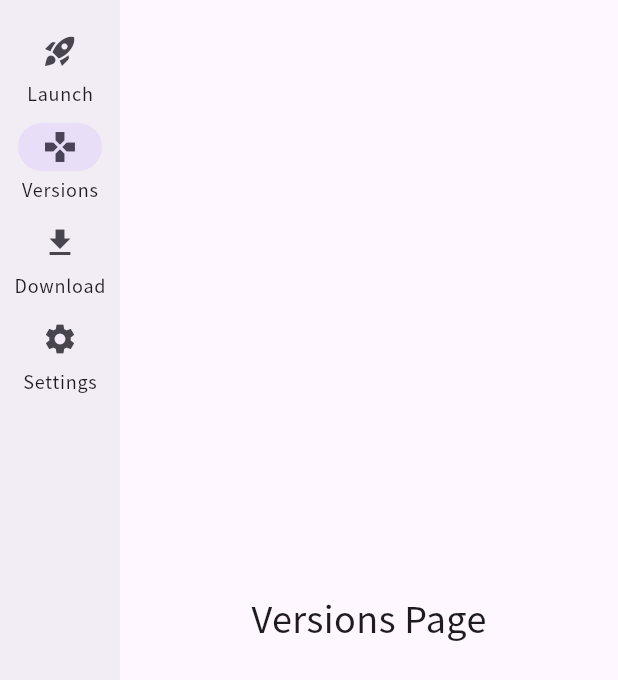
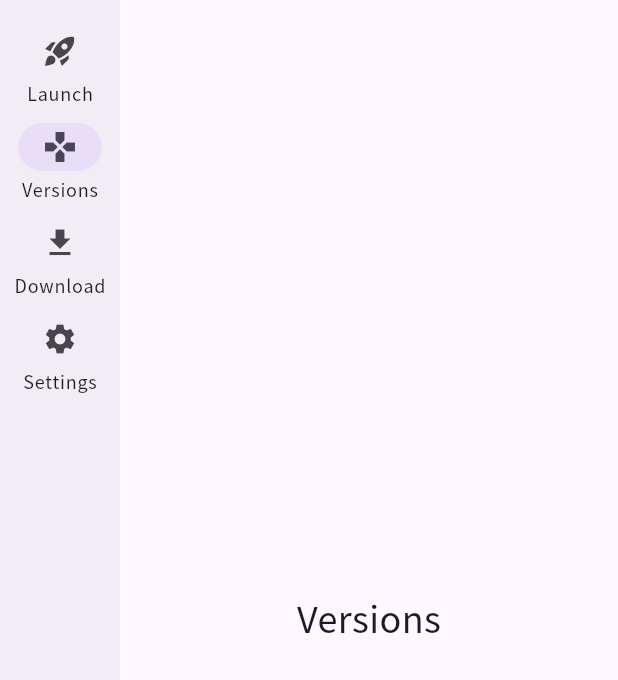
Before and after one commit to liuedg1/FlutterMinecraftLauncher, a Flutter app: the screen it shows after launch, after a tap on "Versions", on a phone screen of 412 x 824 dp. Shown: the top 680 px of the screen. Run offline on Flutter 3.47's test engine with Material 3 defaults, Android fonts, the phone set to English and light mode, and no system bars; our stand-ins replace dio, flutter_i18n, get_it, package_info_plus; missing offline and left inert: window_manager; network calls fail.

Commit message:
feat(i18n): add i18n

```diff
--- a/lib/main.dart
+++ b/lib/main.dart
@@ -1,4 +1,7 @@
+import 'package:flutter/foundation.dart';
 import 'package:flutter/material.dart';
+import 'package:flutter_i18n/flutter_i18n.dart';
+import 'package:flutter_localizations/flutter_localizations.dart';
 import 'package:flutter_minecraft_launcher/constants.dart';
 import 'package:flutter_minecraft_launcher/models/setting_key.dart';
 import 'package:flutter_minecraft_launcher/notifiers/settings_notifier.dart';
@@ -21,7 +24,7 @@ void main() async {
     size: Size(1100, 700),
     minimumSize: Size(800, 600),
 
-    //e.g. Flutter Minecraft Launcher 1.0.0+1
+    ///e.g. Flutter Minecraft Launcher 1.0.0+1
     title: '$kAppName ${info.version}+${info.buildNumber}',
     titleBarStyle: TitleBarStyle.normal,
     center: true,
@@ -47,16 +50,58 @@ class FMCLBaseApp extends StatelessWidget {
 
   @override
   Widget build(BuildContext context) {
-    final settingsNotifier = context.watch<SettingsNotifier>();
+    final List<Locale> supportedLocales = kSupportLanguage
+        .map((code) => _parseLocale(code))
+        .toList();
 
-    return MaterialApp(
-      title: kAppName,
+    return Consumer<SettingsNotifier>(
+      builder: (context, settingsNotifier, child) {
+        final languageCode = settingsNotifier.getString(SettingKey.language);
+        final locale = _parseLocale(languageCode);
 
-      theme: Global.lightTheme,
-      darkTheme: Global.darkTheme,
-      themeMode: settingsNotifier.getCustom<ThemeMode>(SettingKey.themeMode),
+        return MaterialApp(
+          title: kAppName,
 
-      home: HomePage(),
+          theme: Global.lightTheme,
+          darkTheme: Global.darkTheme,
+          themeMode: settingsNotifier.getCustom<ThemeMode>(
+            SettingKey.themeMode,
+          ),
+
+          home: HomePage(),
+
+          ///I18n
+          locale: locale,
+          localizationsDelegates: [
+            FlutterI18nDelegate(
+              translationLoader: FileTranslationLoader(
+                useCountryCode: true,
+                fallbackFile: 'en_US.json',
+              ),
+              missingTranslationHandler: (key, locale) {
+                if (kDebugMode) {
+                  print(
+                    "--- Missing Key: $key, languageCode: ${locale?.languageCode}",
+                  );
+                }
+              },
+            ),
+            GlobalMaterialLocalizations.delegate,
+            GlobalWidgetsLocalizations.delegate,
+            GlobalCupertinoLocalizations.delegate,
+          ],
+
+          ///Support RTL
+          builder: FlutterI18n.rootAppBuilder(),
+
+          supportedLocales: supportedLocales,
+        );
+      },
     );
   }
+
+  Locale _parseLocale(String languageCode) {
+    final parts = languageCode.split('_');
+    return Locale(parts[0], parts.length > 1 ? parts[1] : null);
+  }
 }
--- a/lib/models/setting_item.dart
+++ b/lib/models/setting_item.dart
@@ -12,6 +12,8 @@ enum SettingCategory { launcher, game }
 /// For settings of type [SettingType.dropdown], a list of [options] must be provided.
 ///
 /// [optionLabelBuilder] An optional function to generate display labels for options; defaults to `option.toString()`.
+///
+/// [onUpdate] An optional function, call when value update
 class SettingItem<T> {
   final SettingKey key;
   final String name;
@@ -21,6 +23,7 @@ class SettingItem<T> {
   final IconData? icon;
   final List<T>? options;
   final String Function(dynamic)? optionLabelBuilder;
+  final Function(T newValue)? onUpdate;
 
   const SettingItem({
     required this.key,
@@ -31,6 +34,7 @@ class SettingItem<T> {
     this.icon,
     this.options,
     this.optionLabelBuilder,
+    this.onUpdate,
   }) : assert(
          type != SettingType.dropdown || options != null,
          'options must be provided when type is SettingType.dropdown',
--- a/lib/notifiers/settings_notifier.dart
+++ b/lib/notifiers/settings_notifier.dart
@@ -9,29 +9,29 @@ import '../models/setting_key.dart';
 class SettingsNotifier extends ChangeNotifier {
   ///Default value of setting keys
   final List<SettingItem> _settings = [
-    const SettingItem<String>(
+    SettingItem<String>(
       key: SettingKey.language,
-      name: 'Language',
+      name: 'settings.launcher.language.title',
       type: SettingType.dropdown,
       category: SettingCategory.launcher,
       options: kSupportLanguage,
       defaultValue: 'en_US',
+      optionLabelBuilder: (option) {
+        return 'settings.launcher.language.$option';
+      },
     ),
 
     SettingItem<ThemeMode>(
       key: SettingKey.themeMode,
-      name: 'Theme Mode',
+      name: 'settings.launcher.themeMode.title',
       type: SettingType.dropdown,
       category: SettingCategory.launcher,
       options: const [ThemeMode.system, ThemeMode.dark, ThemeMode.light],
       defaultValue: ThemeMode.system,
 
-      ///Uppercase first letter
       optionLabelBuilder: (option) {
-        final optionThemeMode = option as ThemeMode;
-        final String name = optionThemeMode.name;
-        if (name.isEmpty) return '';
-        return name[0].toUpperCase() + name.substring(1);
+        ThemeMode themeMode = option as ThemeMode;
+        return 'settings.launcher.themeMode.${themeMode.name}';
       },
     ),
   ];
@@ -70,12 +70,20 @@ class SettingsNotifier extends ChangeNotifier {
   double getDouble(SettingKey key) => getCustom<double>(key) ?? 0.0;
 
   void updateSetting<T>(SettingKey key, T newValue) {
-    //Return if same value
+    ///Return if same value
     if (_values[key] == newValue) {
       return;
     }
 
     _values[key] = newValue;
+
+    ///Call onUpdate
+    final settingItem = _settings.firstWhere((item) => item.key == key);
+
+    if (settingItem.onUpdate != null) {
+      settingItem.onUpdate!(newValue);
+    }
+
     notifyListeners();
   }
 }
--- a/lib/pages/download/download_page.dart
+++ b/lib/pages/download/download_page.dart
@@ -1,4 +1,5 @@
 import 'package:flutter/material.dart';
+import 'package:flutter_i18n/flutter_i18n.dart';
 import 'package:flutter_minecraft_launcher/constants.dart';
 import 'package:flutter_minecraft_launcher/pages/download/download_page_minecraft.dart';
 import 'package:flutter_minecraft_launcher/pages/download/download_page_mod.dart';
@@ -16,32 +17,32 @@ class DownloadPage extends StatefulWidget {
 class _DownloadPageState extends State<DownloadPage> {
   int _selectedIndex = 0;
 
-  final List<NavigationDrawerItem> _downloadPageSubItems = [
-    const NavigationDrawerItem(
-      page: DownloadPageMinecraft(),
+  @override
+  Widget build(BuildContext context) {
+    final List<NavigationDrawerItem> downloadPageSubItems = [
+      NavigationDrawerItem(
+        page: const DownloadPageMinecraft(),
         destination: NavigationDrawerDestination(
-        icon: Icon(Icons.code),
-        label: Text('Minecraft'),
+          icon: const Icon(Icons.code),
+          label: Text(FlutterI18n.translate(context, 'download.title')),
         ),
       ),
-    const NavigationDrawerItem(
-      page: DownloadPageMod(),
+      NavigationDrawerItem(
+        page: const DownloadPageMod(),
         destination: NavigationDrawerDestination(
-        icon: Icon(Icons.extension),
-        label: Text('Mods'),
+          icon: const Icon(Icons.extension),
+          label: Text(FlutterI18n.translate(context, 'download.mods')),
         ),
       ),
-    const NavigationDrawerItem(
-      page: DownloadPageModpack(),
+      NavigationDrawerItem(
+        page: const DownloadPageModpack(),
         destination: NavigationDrawerDestination(
-        icon: Icon(Icons.backpack),
-        label: Text('Modpacks'),
+          icon: const Icon(Icons.backpack),
+          label: Text(FlutterI18n.translate(context, 'download.modpacks')),
         ),
       ),
     ];
 
-  @override
-  Widget build(BuildContext context) {
     ThemeData theme = Theme.of(context);
     return Row(
       mainAxisAlignment: MainAxisAlignment.start,
@@ -72,11 +73,14 @@ class _DownloadPageState extends State<DownloadPage> {
                   kDefaultPadding,
                   kDefaultPadding,
                 ),
-                child: Text('Download', style: theme.textTheme.headlineMedium),
+                child: Text(
+                  FlutterI18n.translate(context, 'download.title'),
+                  style: theme.textTheme.headlineMedium,
+                ),
               ),
 
               //Destinations
-              for (var item in _downloadPageSubItems) item.destination,
+              for (var item in downloadPageSubItems) item.destination,
             ],
           ),
         ),
@@ -85,7 +89,7 @@ class _DownloadPageState extends State<DownloadPage> {
         Expanded(
           child: IndexedStack(
             index: _selectedIndex,
-            children: _downloadPageSubItems.map((item) => item.page).toList(),
+            children: downloadPageSubItems.map((item) => item.page).toList(),
           ),
         ),
       ],
--- a/lib/pages/download/download_page_mod.dart
+++ b/lib/pages/download/download_page_mod.dart
@@ -1,4 +1,5 @@
 import 'package:flutter/material.dart';
+import 'package:flutter_i18n/flutter_i18n.dart';
 
 class DownloadPageMod extends StatefulWidget {
   const DownloadPageMod({super.key});
@@ -11,6 +12,6 @@ class _DownloadPageModState extends State<DownloadPageMod> {
   @override
   Widget build(BuildContext context) {
     // TODO: implement build
-    return Text("Mod");
+    return Text(FlutterI18n.translate(context, 'download.mods'));
   }
 }
--- a/lib/pages/download/download_page_modpack.dart
+++ b/lib/pages/download/download_page_modpack.dart
@@ -1,4 +1,5 @@
 import 'package:flutter/material.dart';
+import 'package:flutter_i18n/flutter_i18n.dart';
 
 class DownloadPageModpack extends StatefulWidget {
   const DownloadPageModpack({super.key});
@@ -11,6 +12,6 @@ class _DownloadPageModpackState extends State<DownloadPageModpack> {
   @override
   Widget build(BuildContext context) {
     // TODO: implement build
-    return Text("Modpack");
+    return Text(FlutterI18n.translate(context, 'download.modpacks'));
   }
 }
--- a/lib/pages/launch_page.dart
+++ b/lib/pages/launch_page.dart
@@ -1,4 +1,5 @@
 import 'package:flutter/material.dart';
+import 'package:flutter_i18n/flutter_i18n.dart';
 
 import '../constants.dart';
 
@@ -16,7 +17,7 @@ class _LaunchPageState extends State<LaunchPage> {
     return Scaffold(
       floatingActionButton: FloatingActionButton.extended(
         onPressed: _launchCurrentMinecraft,
-        label: const Text('Launch'),
+        label: Text(FlutterI18n.translate(context, 'launch.title')),
         icon: const Icon(Icons.rocket_launch),
       ),
 
--- a/lib/pages/main_page.dart
+++ b/lib/pages/main_page.dart
@@ -1,4 +1,5 @@
 import 'package:flutter/material.dart';
+import 'package:flutter_i18n/flutter_i18n.dart';
 import 'package:flutter_minecraft_launcher/constants.dart';
 
 import '../models/navigation_item.dart';
@@ -17,43 +18,41 @@ class HomePage extends StatefulWidget {
 class _HomePageState extends State<HomePage> {
   int _selectedIndex = 0;
 
+  @override
+  Widget build(BuildContext context) {
     //List of NavigationRailItems
-  final List<NavigationRailItem> _navigationRailItems = [
-    const NavigationRailItem(
-      page: LaunchPage(),
+    final List<NavigationRailItem> navigationRailItems = [
+      NavigationRailItem(
+        page: const LaunchPage(),
         destination: NavigationRailDestination(
-        icon: Icon(Icons.rocket_launch),
-        label: Text('Launch'),
+          icon: const Icon(Icons.rocket_launch),
+          label: Text(FlutterI18n.translate(context, "launch.title")),
         ),
       ),
 
-    const NavigationRailItem(
-      page: VersionsPage(),
+      NavigationRailItem(
+        page: const VersionsPage(),
         destination: NavigationRailDestination(
-        icon: Icon(Icons.gamepad),
-        label: Text('Versions'),
+          icon: const Icon(Icons.gamepad),
+          label: Text(FlutterI18n.translate(context, "versions.title")),
         ),
       ),
-    const NavigationRailItem(
-      page: DownloadPage(),
+      NavigationRailItem(
+        page: const DownloadPage(),
         destination: NavigationRailDestination(
-        selectedIcon: Icon(Icons.download),
-        icon: Icon(Icons.download),
-        label: Text('Download'),
+          icon: const Icon(Icons.download),
+          label: Text(FlutterI18n.translate(context, "download.title")),
         ),
       ),
-    const NavigationRailItem(
-      page: SettingsPage(),
+      NavigationRailItem(
+        page: const SettingsPage(),
         destination: NavigationRailDestination(
-        selectedIcon: Icon(Icons.settings),
-        icon: Icon(Icons.settings),
-        label: Text('Settings'),
+          icon: const Icon(Icons.settings),
+          label: Text(FlutterI18n.translate(context, "settings.title")),
         ),
       ),
     ];
 
-  @override
-  Widget build(BuildContext context) {
     return Scaffold(
       body: Row(
         children: [
@@ -62,7 +61,7 @@ class _HomePageState extends State<HomePage> {
             //Add padding on the top of destinations
             leading: const SizedBox(height: kDefaultPadding / 8),
 
-            destinations: _navigationRailItems
+            destinations: navigationRailItems
                 .map((item) => item.destination)
                 .toList(),
             selectedIndex: _selectedIndex,
@@ -79,7 +78,7 @@ class _HomePageState extends State<HomePage> {
           Expanded(
             child: IndexedStack(
               index: _selectedIndex,
-              children: _navigationRailItems.map((item) => item.page).toList(),
+              children: navigationRailItems.map((item) => item.page).toList(),
             ),
           ),
         ],
--- a/lib/pages/settings/settings_page.dart
+++ b/lib/pages/settings/settings_page.dart
@@ -1,4 +1,5 @@
 import 'package:flutter/material.dart';
+import 'package:flutter_i18n/flutter_i18n.dart';
 import 'package:flutter_minecraft_launcher/pages/settings/settings_page_about.dart';
 import 'package:flutter_minecraft_launcher/pages/settings/settings_page_game.dart';
 import 'package:flutter_minecraft_launcher/pages/settings/settings_page_launcher.dart';
@@ -16,32 +17,34 @@ class SettingsPage extends StatefulWidget {
 class _SettingsPageState extends State<SettingsPage> {
   int _selectedIndex = 0;
 
-  final List<NavigationDrawerItem> _settingsPageSubItems = [
-    const NavigationDrawerItem(
-      page: SettingsPageLauncher(),
+  @override
+  Widget build(BuildContext context) {
+    final List<NavigationDrawerItem> settingsPageSubItems = [
+      NavigationDrawerItem(
+        page: const SettingsPageLauncher(),
         destination: NavigationDrawerDestination(
-        icon: Icon(Icons.rocket_launch),
-        label: Text('Launcher'),
+          icon: const Icon(Icons.rocket_launch),
+          label: Text(
+            FlutterI18n.translate(context, 'settings.launcher.title'),
           ),
         ),
-    const NavigationDrawerItem(
-      page: SettingsPageGame(),
+      ),
+      NavigationDrawerItem(
+        page: const SettingsPageGame(),
         destination: NavigationDrawerDestination(
-        icon: Icon(Icons.gamepad),
-        label: Text('Game'),
+          icon: const Icon(Icons.gamepad),
+          label: Text(FlutterI18n.translate(context, 'settings.game')),
         ),
       ),
-    const NavigationDrawerItem(
-      page: SettingsPageAbout(),
+      NavigationDrawerItem(
+        page: const SettingsPageAbout(),
         destination: NavigationDrawerDestination(
-        icon: Icon(Icons.book),
-        label: Text('About'),
+          icon: const Icon(Icons.book),
+          label: Text(FlutterI18n.translate(context, 'settings.about')),
         ),
       ),
     ];
 
-  @override
-  Widget build(BuildContext context) {
     ThemeData theme = Theme.of(context);
     return Row(
       mainAxisAlignment: MainAxisAlignment.start,
@@ -75,7 +78,7 @@ class _SettingsPageState extends State<SettingsPage> {
               ),
 
               //Destinations
-              for (var item in _settingsPageSubItems) item.destination,
+              for (var item in settingsPageSubItems) item.destination,
             ],
           ),
         ),
@@ -84,7 +87,7 @@ class _SettingsPageState extends State<SettingsPage> {
         Expanded(
           child: IndexedStack(
             index: _selectedIndex,
-            children: _settingsPageSubItems.map((item) => item.page).toList(),
+            children: settingsPageSubItems.map((item) => item.page).toList(),
           ),
         ),
       ],
--- a/lib/pages/settings/settings_page_about.dart
+++ b/lib/pages/settings/settings_page_about.dart
@@ -1,4 +1,5 @@
 import 'package:flutter/material.dart';
+import 'package:flutter_i18n/flutter_i18n.dart';
 
 class SettingsPageAbout extends StatefulWidget {
   const SettingsPageAbout({super.key});
@@ -11,6 +12,6 @@ class _SettingsPageAboutState extends State<SettingsPageAbout> {
   @override
   Widget build(BuildContext context) {
     // TODO: implement build
-    return Text("About");
+    return Text(FlutterI18n.translate(context, 'settings.about'));
   }
 }
--- a/lib/pages/settings/settings_page_game.dart
+++ b/lib/pages/settings/settings_page_game.dart
@@ -1,4 +1,5 @@
 import 'package:flutter/material.dart';
+import 'package:flutter_i18n/flutter_i18n.dart';
 
 class SettingsPageGame extends StatefulWidget {
   const SettingsPageGame({super.key});
@@ -11,6 +12,6 @@ class _SettingsPageGameState extends State<SettingsPageGame> {
   @override
   Widget build(BuildContext context) {
     // TODO: implement build
-    return Text("Game");
+    return Text(FlutterI18n.translate(context, 'settings.game'));
   }
 }
--- a/lib/pages/settings/settings_page_launcher.dart
+++ b/lib/pages/settings/settings_page_launcher.dart
@@ -1,4 +1,5 @@
 import 'package:flutter/material.dart';
+import 'package:flutter_i18n/flutter_i18n.dart';
 import 'package:flutter_minecraft_launcher/widgets/settings_tile.dart';
 import 'package:provider/provider.dart';
 
@@ -33,7 +34,7 @@ class SettingsPageLauncher extends StatelessWidget {
               bottom: kDefaultPadding,
             ),
             child: Text(
-              'Launcher Settings',
+              FlutterI18n.translate(context, 'settings.launcher.pageTitle'),
               style: Theme.of(context).textTheme.headlineMedium,
             ),
           ),
--- a/lib/pages/versions_page.dart
+++ b/lib/pages/versions_page.dart
@@ -1,13 +1,14 @@
 import 'package:flutter/material.dart';
+import 'package:flutter_i18n/flutter_i18n.dart';
 
 class VersionsPage extends StatelessWidget {
   const VersionsPage({super.key});
 
   @override
   Widget build(BuildContext context) {
-    return const Center(
+    return Center(
       child: Text(
-        'Versions Page',
+        FlutterI18n.translate(context, 'versions.title'),
         style: TextStyle(fontSize: 24),
       ),
     );
--- a/lib/widgets/settings_tile.dart
+++ b/lib/widgets/settings_tile.dart
@@ -1,4 +1,5 @@
 import 'package:flutter/material.dart';
+import 'package:flutter_i18n/flutter_i18n.dart';
 import 'package:flutter_minecraft_launcher/constants.dart';
 import 'package:provider/provider.dart';
 
@@ -38,7 +39,7 @@ class SettingTile extends StatelessWidget {
     SettingsNotifier settingsNotifier,
   ) {
     return SwitchListTile(
-      title: Text(item.name),
+      title: Text(FlutterI18n.translate(context, item.name)),
       value: context.watch<SettingsNotifier>().getBool(item.key),
       onChanged: (newValue) {
         settingsNotifier.updateSetting<bool>(item.key, newValue);
@@ -49,8 +50,10 @@ class SettingTile extends StatelessWidget {
   ListTile _buildDropdownTile(BuildContext context) {
     ///Build menu list
     final dropdownMenuEntries = (item.options as List).map((option) {
-      final String label =
-          item.optionLabelBuilder?.call(option) ?? option.toString();
+      final String label = FlutterI18n.translate(
+        context,
+        item.optionLabelBuilder?.call(option) ?? option.toString(),
+      );
       return DropdownMenuItem(
         ///Raw data
         value: option,
@@ -69,7 +72,7 @@ class SettingTile extends StatelessWidget {
         vertical: kDefaultPadding / 2,
       ),
 
-      title: Text(item.name),
+      title: Text(FlutterI18n.translate(context, item.name)),
 
       trailing: DropdownButton(
         ///Get current value from notifier
--- a/pubspec.yaml
+++ b/pubspec.yaml
@@ -23,6 +23,9 @@ dependencies:
   get_it: ^8.2.0
   provider: ^6.1.5
   dio: ^5.9.0
+  flutter_i18n: ^0.36.3
+  flutter_localizations:
+    sdk: flutter
 
 dev_dependencies:
   flutter_test:
@@ -42,6 +45,8 @@ dev_dependencies:
 flutter:
   uses-material-design: true
 
+  assets:
+    - assets/flutter_i18n/
 
   fonts:
     - family: Noto Sans SC
```
Also changed, not shown: assets/flutter_i18n/en_US.json (added, +34 -0 lines), assets/flutter_i18n/zh_CN.json (added, +33 -0 lines), pubspec.lock. Lines whose indentation alone changed are shown as unchanged.
